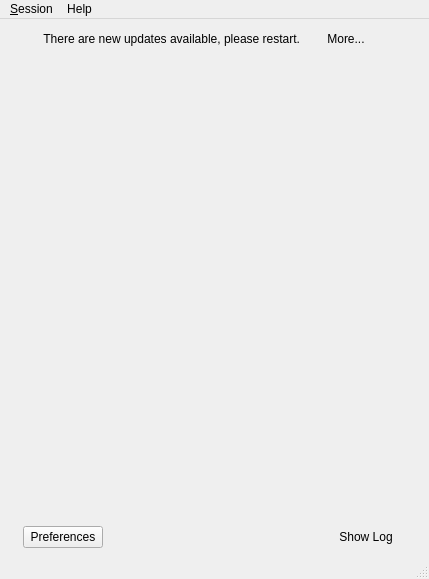
Above: src/leap/bitmask/gui/ui/mainwindow.ui from leapcode/bitmask_client before the change. Below: the same form after it.
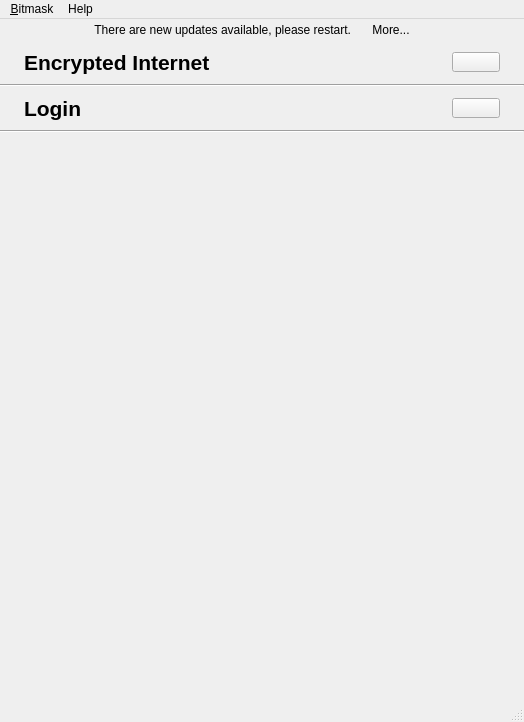
That is the form after the change. The open tabs and pages were chosen to show the change. Icons and pictures are not drawn.

The edit to the form file:
```diff
--- a/src/leap/bitmask/gui/ui/mainwindow.ui
+++ b/src/leap/bitmask/gui/ui/mainwindow.ui
@@ -6,10 +6,28 @@
    <rect>
     <x>0</x>
     <y>0</y>
-    <width>429</width>
-    <height>579</height>
+    <width>524</width>
+    <height>722</height>
    </rect>
   </property>
+  <property name="sizePolicy">
+   <sizepolicy hsizetype="Fixed" vsizetype="Preferred">
+    <horstretch>0</horstretch>
+    <verstretch>0</verstretch>
+   </sizepolicy>
+  </property>
+  <property name="minimumSize">
+   <size>
+    <width>524</width>
+    <height>0</height>
+   </size>
+  </property>
+  <property name="maximumSize">
+   <size>
+    <width>524</width>
+    <height>16777215</height>
+   </size>
+  </property>
   <property name="windowTitle">
    <string>Bitmask</string>
   </property>
@@ -28,35 +46,212 @@
   </property>
   <widget class="QWidget" name="centralwidget">
    <layout class="QGridLayout" name="gridLayout">
-    <item row="0" column="0" colspan="5">
+    <property name="margin">
+     <number>0</number>
+    </property>
+    <property name="spacing">
+     <number>0</number>
+    </property>
+    <item row="1" column="0" colspan="2">
+     <widget class="QScrollArea" name="scrollArea">
+      <property name="frameShape">
+       <enum>QFrame::NoFrame</enum>
+      </property>
+      <property name="frameShadow">
+       <enum>QFrame::Plain</enum>
+      </property>
+      <property name="lineWidth">
+       <number>0</number>
+      </property>
+      <property name="horizontalScrollBarPolicy">
+       <enum>Qt::ScrollBarAlwaysOff</enum>
+      </property>
+      <property name="widgetResizable">
+       <bool>true</bool>
+      </property>
+      <widget class="QWidget" name="scrollAreaWidgetContents">
+       <property name="geometry">
+        <rect>
+         <x>0</x>
+         <y>0</y>
+         <width>524</width>
+         <height>635</height>
+        </rect>
+       </property>
+       <layout class="QVBoxLayout" name="verticalLayout">
+        <property name="spacing">
+         <number>0</number>
+        </property>
+        <property name="margin">
+         <number>0</number>
+        </property>
+        <item>
+         <widget class="QWidget" name="widget_2" native="true">
+          <property name="sizePolicy">
+           <sizepolicy hsizetype="Preferred" vsizetype="Fixed">
+            <horstretch>0</horstretch>
+            <verstretch>0</verstretch>
+           </sizepolicy>
+          </property>
+          <layout class="QHBoxLayout" name="horizontalLayout_3">
+           <property name="leftMargin">
+            <number>24</number>
+           </property>
+           <property name="rightMargin">
+            <number>24</number>
+           </property>
+           <item>
+            <widget class="QLabel" name="label_2">
+             <property name="font">
+              <font>
+               <pointsize>16</pointsize>
+               <weight>75</weight>
+               <bold>true</bold>
+              </font>
+             </property>
+             <property name="text">
+              <string>Encrypted Internet</string>
+             </property>
+            </widget>
+           </item>
+           <item>
+            <widget class="QPushButton" name="btnEIPPreferences">
+             <property name="maximumSize">
+              <size>
+               <width>48</width>
+               <height>20</height>
+              </size>
+             </property>
+             <property name="text">
+              <string/>
+             </property>
+             <property name="icon">
+              <iconset resource="../../../../../data/resources/mainwindow.qrc">
+               <normaloff>:/images/black/32/gear.png</normaloff>:/images/black/32/gear.png</iconset>
+             </property>
+             <property name="autoDefault">
+              <bool>false</bool>
+             </property>
+             <property name="default">
+              <bool>false</bool>
+             </property>
+             <property name="flat">
+              <bool>false</bool>
+             </property>
+            </widget>
+           </item>
+          </layout>
+         </widget>
+        </item>
+        <item>
+         <layout class="QVBoxLayout" name="eipLayout">
+          <property name="leftMargin">
+           <number>12</number>
+          </property>
+          <property name="topMargin">
+           <number>0</number>
+          </property>
+          <property name="rightMargin">
+           <number>12</number>
+          </property>
+          <property name="bottomMargin">
+           <number>0</number>
+          </property>
+         </layout>
+        </item>
+        <item>
+         <widget class="Line" name="line">
+          <property name="orientation">
+           <enum>Qt::Horizontal</enum>
+          </property>
+         </widget>
+        </item>
+        <item>
+         <widget class="QWidget" name="widget" native="true">
+          <property name="sizePolicy">
+           <sizepolicy hsizetype="Preferred" vsizetype="Fixed">
+            <horstretch>0</horstretch>
+            <verstretch>0</verstretch>
+           </sizepolicy>
+          </property>
+          <layout class="QHBoxLayout" name="horizontalLayout">
+           <property name="leftMargin">
+            <number>24</number>
+           </property>
+           <property name="rightMargin">
+            <number>24</number>
+           </property>
+           <item>
+            <widget class="QLabel" name="lblLoginProvider">
+             <property name="font">
+              <font>
+               <pointsize>16</pointsize>
+               <weight>75</weight>
+               <bold>true</bold>
+              </font>
+             </property>
+             <property name="text">
+              <string>Login</string>
+             </property>
+            </widget>
+           </item>
+           <item>
+            <widget class="QPushButton" name="btnPreferences">
+             <property name="maximumSize">
+              <size>
+               <width>48</width>
+               <height>20</height>
+              </size>
+             </property>
+             <property name="text">
+              <string/>
+             </property>
+             <property name="icon">
+              <iconset resource="../../../../../data/resources/mainwindow.qrc">
+               <normaloff>:/images/black/32/gear.png</normaloff>:/images/black/32/gear.png</iconset>
+             </property>
+            </widget>
+           </item>
+          </layout>
+         </widget>
+        </item>
+        <item>
+         <layout class="QVBoxLayout" name="loginLayout"/>
+        </item>
+        <item>
+         <widget class="Line" name="line_2">
+          <property name="orientation">
+           <enum>Qt::Horizontal</enum>
+          </property>
+         </widget>
+        </item>
+        <item>
+         <layout class="QVBoxLayout" name="mailLayout">
+          <property name="margin">
+           <number>12</number>
+          </property>
+         </layout>
+        </item>
+        <item>
+         <spacer name="verticalSpacer">
+          <property name="orientation">
+           <enum>Qt::Vertical</enum>
+          </property>
+          <property name="sizeHint" stdset="0">
+           <size>
+            <width>20</width>
+            <height>0</height>
+           </size>
+          </property>
+         </spacer>
+        </item>
+       </layout>
+      </widget>
+     </widget>
+    </item>
+    <item row="0" column="0" colspan="2">
      <layout class="QGridLayout" name="gridLayout_4">
-      <item row="2" column="0">
-       <spacer name="horizontalSpacer_8">
-        <property name="orientation">
-         <enum>Qt::Horizontal</enum>
-        </property>
-        <property name="sizeHint" stdset="0">
-         <size>
-          <width>40</width>
-          <height>20</height>
-         </size>
-        </property>
-       </spacer>
-      </item>
       <item row="1" column="1">
-       <spacer name="horizontalSpacer_7">
-        <property name="orientation">
-         <enum>Qt::Horizontal</enum>
-        </property>
-        <property name="sizeHint" stdset="0">
-         <size>
-          <width>40</width>
-          <height>0</height>
-         </size>
-        </property>
-       </spacer>
-      </item>
-      <item row="2" column="1">
        <widget class="QLabel" name="lblNewUpdates">
         <property name="text">
          <string>There are new updates available, please restart.</string>
@@ -66,7 +261,33 @@
         </property>
        </widget>
       </item>
-      <item row="2" column="2">
+      <item row="1" column="0">
+       <spacer name="horizontalSpacer_8">
+        <property name="orientation">
+         <enum>Qt::Horizontal</enum>
+        </property>
+        <property name="sizeHint" stdset="0">
+         <size>
+          <width>40</width>
+          <height>20</height>
+         </size>
+        </property>
+       </spacer>
+      </item>
+      <item row="0" column="1">
+       <spacer name="horizontalSpacer_7">
+        <property name="orientation">
+         <enum>Qt::Horizontal</enum>
+        </property>
+        <property name="sizeHint" stdset="0">
+         <size>
+          <width>40</width>
+          <height>0</height>
+         </size>
+        </property>
+       </spacer>
+      </item>
+      <item row="1" column="2">
        <widget class="QPushButton" name="btnMore">
         <property name="sizePolicy">
          <sizepolicy hsizetype="Preferred" vsizetype="Fixed">
@@ -82,7 +303,7 @@
         </property>
        </widget>
       </item>
-      <item row="2" column="3">
+      <item row="1" column="3">
        <spacer name="horizontalSpacer_9">
         <property name="orientation">
          <enum>Qt::Horizontal</enum>
@@ -97,164 +318,6 @@
       </item>
      </layout>
     </item>
-    <item row="6" column="2">
-     <spacer name="verticalSpacer">
-      <property name="orientation">
-       <enum>Qt::Vertical</enum>
-      </property>
-      <property name="sizeHint" stdset="0">
-       <size>
-        <width>20</width>
-        <height>40</height>
-       </size>
-      </property>
-     </spacer>
-    </item>
-    <item row="10" column="0" colspan="5">
-     <widget class="QStackedWidget" name="stackedWidget">
-      <property name="currentIndex">
-       <number>1</number>
-      </property>
-      <widget class="QWidget" name="loginPage">
-       <layout class="QGridLayout" name="gridLayout_2">
-        <item row="0" column="1">
-         <layout class="QHBoxLayout" name="loginLayout"/>
-        </item>
-        <item row="0" column="2">
-         <spacer name="horizontalSpacer_4">
-          <property name="orientation">
-           <enum>Qt::Horizontal</enum>
-          </property>
-          <property name="sizeHint" stdset="0">
-           <size>
-            <width>40</width>
-            <height>20</height>
-           </size>
-          </property>
-         </spacer>
-        </item>
-        <item row="0" column="0">
-         <spacer name="horizontalSpacer_3">
-          <property name="orientation">
-           <enum>Qt::Horizontal</enum>
-          </property>
-          <property name="sizeHint" stdset="0">
-           <size>
-            <width>40</width>
-            <height>20</height>
-           </size>
-          </property>
-         </spacer>
-        </item>
-       </layout>
-      </widget>
-      <widget class="QWidget" name="page_2">
-       <layout class="QGridLayout" name="gridLayout_3">
-        <item row="0" column="0">
-         <layout class="QVBoxLayout" name="statusLayout"/>
-        </item>
-       </layout>
-      </widget>
-     </widget>
-    </item>
-    <item row="7" column="2">
-     <widget class="QLabel" name="label">
-      <property name="autoFillBackground">
-       <bool>false</bool>
-      </property>
-      <property name="text">
-       <string/>
-      </property>
-      <property name="pixmap">
-       <pixmap resource="../../../../../data/resources/mainwindow.qrc">:/images/mask-launcher.png</pixmap>
-      </property>
-      <property name="alignment">
-       <set>Qt::AlignCenter</set>
-      </property>
-     </widget>
-    </item>
-    <item row="7" column="3" colspan="2">
-     <spacer name="horizontalSpacer_2">
-      <property name="orientation">
-       <enum>Qt::Horizontal</enum>
-      </property>
-      <property name="sizeHint" stdset="0">
-       <size>
-        <width>40</width>
-        <height>20</height>
-       </size>
-      </property>
-     </spacer>
-    </item>
-    <item row="17" column="2">
-     <spacer name="verticalSpacer_2">
-      <property name="orientation">
-       <enum>Qt::Vertical</enum>
-      </property>
-      <property name="sizeHint" stdset="0">
-       <size>
-        <width>20</width>
-        <height>40</height>
-       </size>
-      </property>
-     </spacer>
-    </item>
-    <item row="7" column="0" colspan="2">
-     <spacer name="horizontalSpacer">
-      <property name="orientation">
-       <enum>Qt::Horizontal</enum>
-      </property>
-      <property name="sizeHint" stdset="0">
-       <size>
-        <width>40</width>
-        <height>20</height>
-       </size>
-      </property>
-     </spacer>
-    </item>
-    <item row="18" column="2">
-     <layout class="QHBoxLayout" name="horizontalLayout">
-      <item>
-       <widget class="QPushButton" name="btnPreferences">
-        <property name="enabled">
-         <bool>true</bool>
-        </property>
-        <property name="text">
-         <string>Preferences</string>
-        </property>
-       </widget>
-      </item>
-      <item>
-       <spacer name="horizontalSpacer_10">
-        <property name="orientation">
-         <enum>Qt::Horizontal</enum>
-        </property>
-        <property name="sizeHint" stdset="0">
-         <size>
-          <width>40</width>
-          <height>20</height>
-         </size>
-        </property>
-       </spacer>
-      </item>
-      <item>
-       <widget class="QPushButton" name="btnShowLog">
-        <property name="text">
-         <string>Show Log</string>
-        </property>
-        <property name="checkable">
-         <bool>true</bool>
-        </property>
-        <property name="checked">
-         <bool>false</bool>
-        </property>
-        <property name="flat">
-         <bool>true</bool>
-        </property>
-       </widget>
-      </item>
-     </layout>
-    </item>
    </layout>
   </widget>
   <widget class="QMenuBar" name="menubar">
@@ -262,13 +325,13 @@
     <rect>
      <x>0</x>
      <y>0</y>
-     <width>429</width>
-     <height>21</height>
+     <width>524</width>
+     <height>22</height>
     </rect>
    </property>
-   <widget class="QMenu" name="menuSession">
+   <widget class="QMenu" name="menuFile">
     <property name="title">
-     <string>&amp;Session</string>
+     <string>&amp;Bitmask</string>
     </property>
     <addaction name="action_log_out"/>
     <addaction name="separator"/>
@@ -282,7 +345,7 @@
     <addaction name="separator"/>
     <addaction name="action_about_leap"/>
    </widget>
-   <addaction name="menuSession"/>
+   <addaction name="menuFile"/>
    <addaction name="menuHelp"/>
   </widget>
   <widget class="QStatusBar" name="statusbar"/>
```
Left out of the diff: 14 changed lines with no effect on the pictures.
